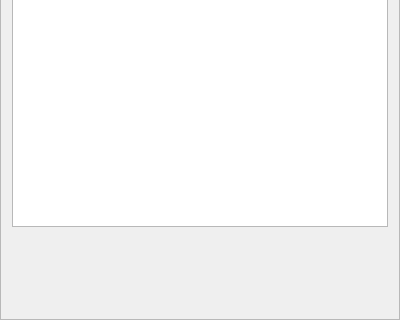
Old version of the form buildings/gui/new_capture_source.ui in the repository linz/nz-buildings; both pictures show x 0 to 400 and y 580 to 900 of the 400 by 900 pixel window.
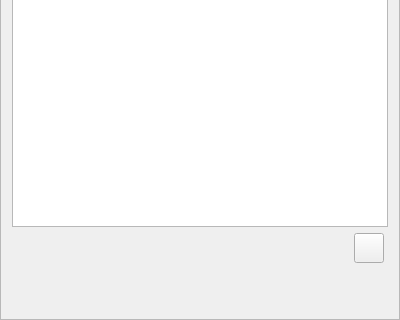
New version of the form.

Commit message: add capture source area frame

Diff of the .ui file:
```diff
--- a/buildings/gui/new_capture_source.ui
+++ b/buildings/gui/new_capture_source.ui
@@ -206,6 +206,37 @@
      </property>
     </spacer>
    </item>
+   <item row="10" column="1">
+    <widget class="QWidget" name="widget_4" native="true">
+     <property name="sizePolicy">
+      <sizepolicy hsizetype="Expanding" vsizetype="Expanding">
+       <horstretch>0</horstretch>
+       <verstretch>0</verstretch>
+      </sizepolicy>
+     </property>
+     <widget class="QPushButton" name="btn_new_geometry">
+      <property name="geometry">
+       <rect>
+        <x>200</x>
+        <y>0</y>
+        <width>30</width>
+        <height>30</height>
+       </rect>
+      </property>
+      <property name="sizePolicy">
+       <sizepolicy hsizetype="Fixed" vsizetype="Fixed">
+        <horstretch>0</horstretch>
+        <verstretch>0</verstretch>
+       </sizepolicy>
+      </property>
+      <property name="text">
+       <string/>
+      </property>
+     </widget>
+     <zorder>btn_new_geometry</zorder>
+     <zorder>lineEdit</zorder>
+    </widget>
+   </item>
   </layout>
  </widget>
  <resources/>
```
The commit also changes 3 other files.
